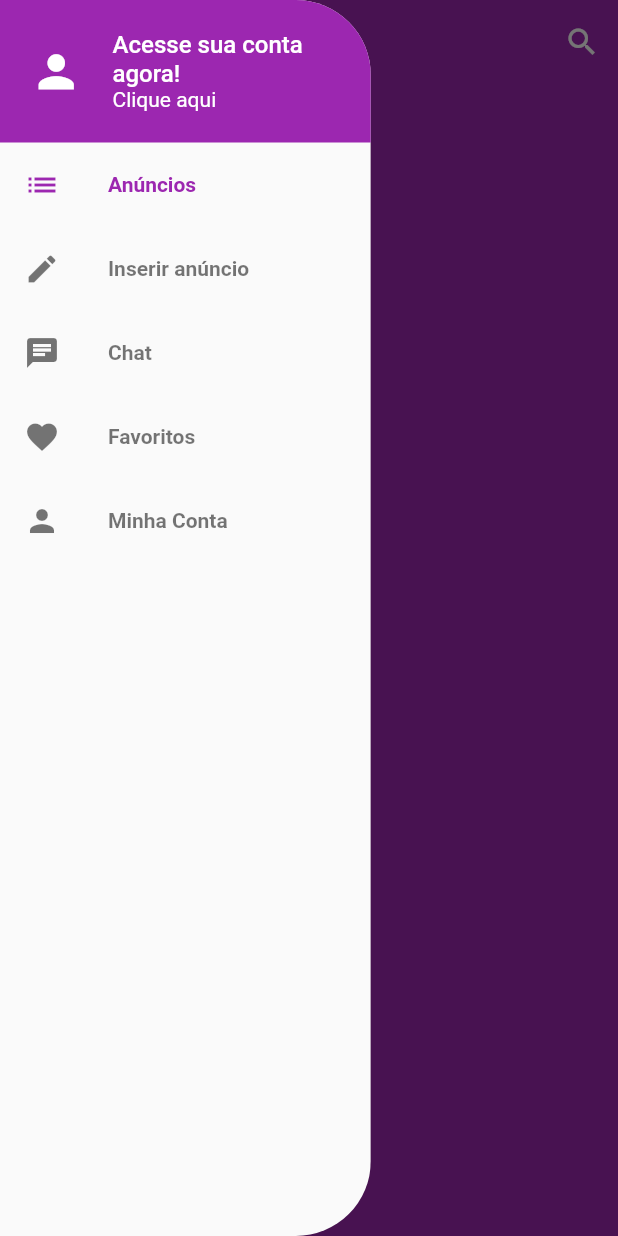
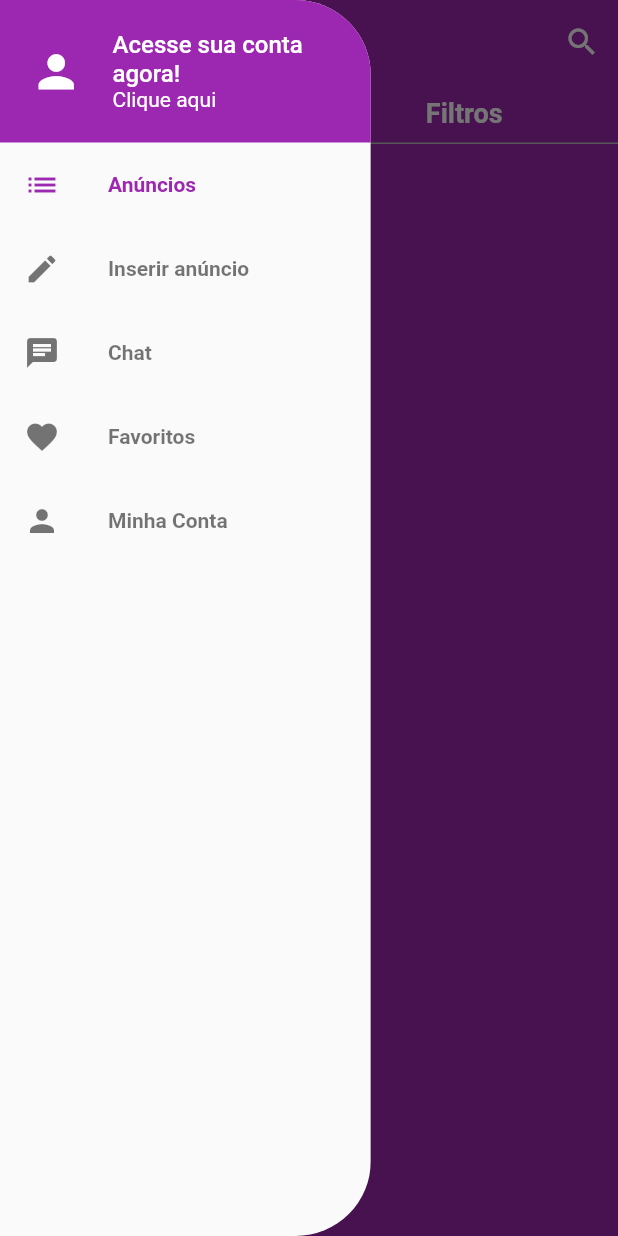
Before and after one commit to eskokado/esk_olx_mobx, a Flutter app: the screen it shows after launch, with the side drawer open, on a phone screen of 412 x 824 dp. Run offline on Flutter 3.47's test engine with Material 2 defaults, Android fonts, the phone set to English and light mode, and no system bars; our stand-ins replace brasil_fields, dio, flutter_mobx, get_it, image_cropper, image_picker and 3 more; accounts and stored records are empty; generated files the repository leaves out were written again; network calls fail; statements that could not run were skipped.

Commit message:
feat: criando o botão de categoria e filtros

```diff
--- /dev/null
+++ b/lib/screens/home/components/bar_button.dart
@@ -0,0 +1,29 @@
+import 'package:flutter/material.dart';
+
+class BarButton extends StatelessWidget {
+  BarButton({this.label, this.decoration, this.onTap});
+  final String label;
+  final BoxDecoration decoration;
+  final VoidCallback onTap;
+
+  Widget build(BuildContext context) {
+    return Expanded(
+      child: InkWell(
+        onTap: onTap,
+        child: Container(
+          height: 40,
+          alignment: Alignment.center,
+          decoration: decoration,
+          child: Text(
+            label,
+            style: TextStyle(
+              color: Colors.white,
+              fontSize: 18,
+              fontWeight: FontWeight.w600,
+            ),
+          ),
+        ),
+      ),
+    );
+  }
+}
--- /dev/null
+++ b/lib/screens/home/components/top_bar.dart
@@ -0,0 +1,32 @@
+import 'package:flutter/material.dart';
+
+import 'bar_button.dart';
+
+class TopBar extends StatelessWidget {
+  @override
+  Widget build(BuildContext context) {
+    return Row(
+      children: [
+        BarButton(
+          label: 'Categorias',
+          decoration: BoxDecoration(
+            border: Border(
+              bottom: BorderSide(color: Colors.grey[400]),
+            ),
+          ),
+          onTap: () {},
+        ),
+        BarButton(
+          label: 'Filtros',
+          decoration: BoxDecoration(
+            border: Border(
+              bottom: BorderSide(color: Colors.grey[400]),
+              left: BorderSide(color: Colors.grey[400]),
+            ),
+          ),
+          onTap: () {},
+        ),
+      ],
+    );
+  }
+}
--- a/lib/screens/home/home_screen.dart
+++ b/lib/screens/home/home_screen.dart
@@ -5,6 +5,7 @@
 import '../../components/custom_drawer/custom_drawer.dart';
 import '../../stores/home_store.dart';
 import 'components/search_dialog.dart';
+import 'components/top_bar.dart';
 
 class HomeScreen extends StatelessWidget {
   final HomeStore homeStore = GetIt.I<HomeStore>();
@@ -61,6 +62,9 @@
             }),
           ],
         ),
+        body: Column(children: [
+          TopBar(),
+        ]),
       ),
     );
   }
```
